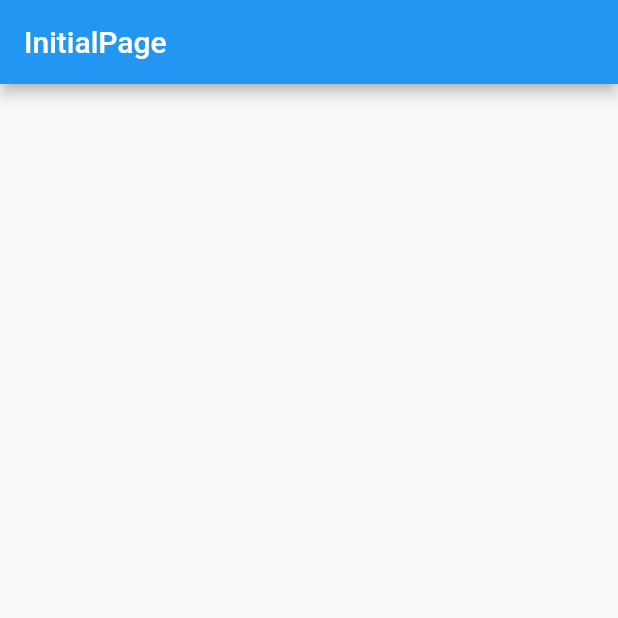
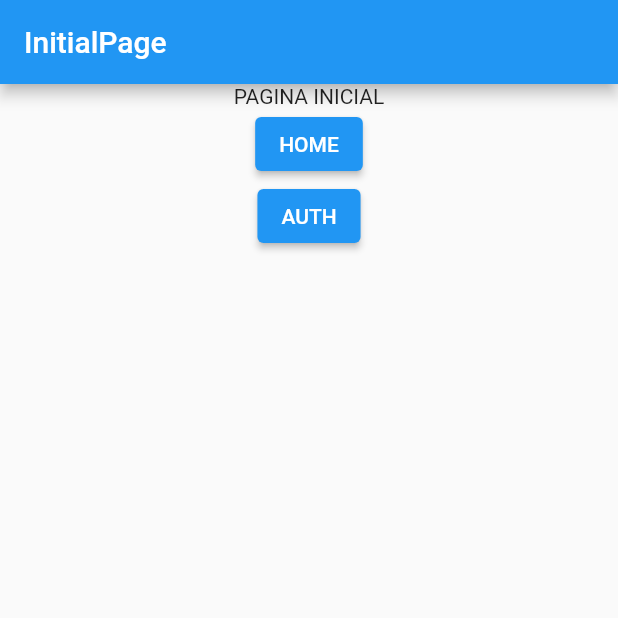
Before and after one commit to snowlzz/unin, a Flutter app: the screen it shows after launch, on a phone screen of 412 x 824 dp, the top half of it. Run offline on Flutter 3.47's test engine with Material 2 defaults, Android fonts, the light colour scheme and no system bars; our stand-ins replace flutter_modular, mobx; generated files the repository leaves out were written again.

Commit message:
adicionado rotas iniciais

```diff
--- a/lib/app/modules/initial/initial_page.dart
+++ b/lib/app/modules/initial/initial_page.dart
@@ -18,7 +18,15 @@ class InitialPageState extends State<InitialPage> {
         title: Text(widget.title),
       ),
       body: Column(
-        children: <Widget>[],
+        children:  <Widget>[
+          const Center(child: Text("PAGINA INICIAL")),
+          ElevatedButton(onPressed: (){
+            Modular.to.pushNamed('/home');
+          }, child: Text("HOME")),
+          ElevatedButton(onPressed: (){
+            Modular.to.pushNamed('/auth');
+          }, child: Text("AUTH")),
+        ],
       ),
     );
   }
```
Also changed, not shown: lib/app/app_module.dart (+12 -1 lines), lib/app/modules/home/home_page.dart (+8 -1 lines), lib/app/modules/profile/profile_page.dart (+8 -1 lines), 1 other file.
